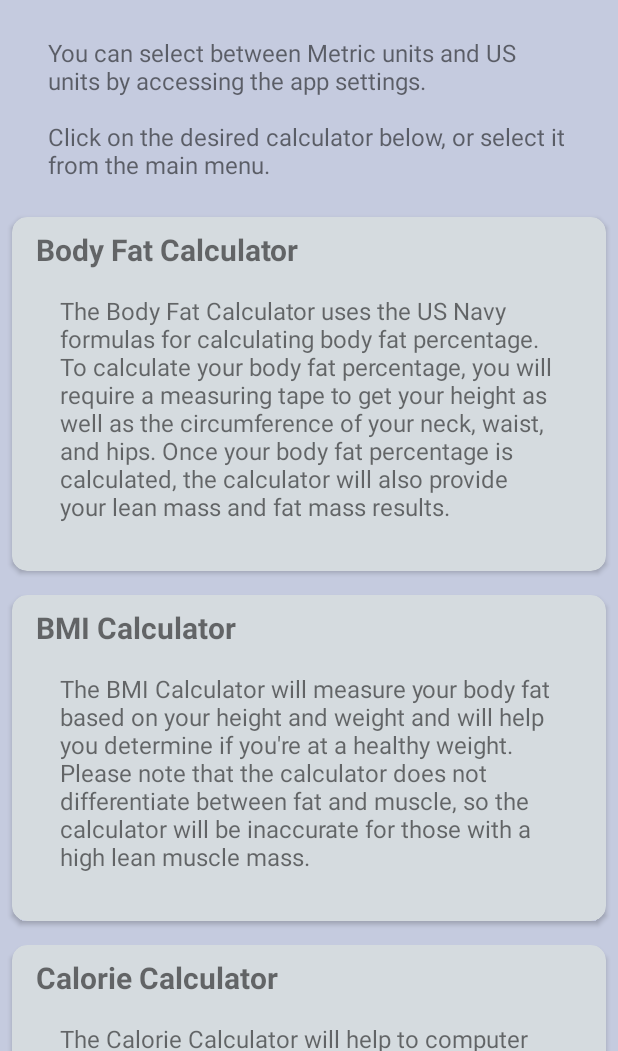
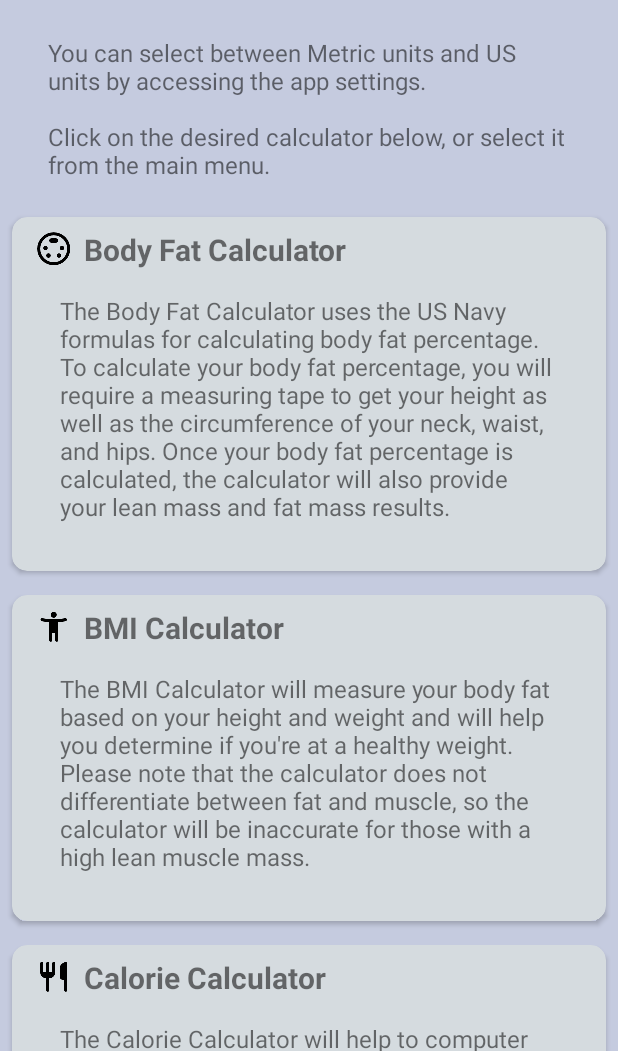
Before and after one commit to rmoli082/FitnessApp, an Android app: the screen it shows after launch (MainActivity), on a phone screen of 412 x 824 dp, the part 185-1236 px from its top. Run offline under Robolectric (Android 15) with nearby library versions, the phone set to English and light mode, and no system bars.

Commit message:
Added icons to main screen card blurbs and corrected back button press behaviour

```diff
--- a/app/build.gradle
+++ b/app/build.gradle
@@ -8,7 +8,7 @@ android {
         minSdkVersion 19
         targetSdkVersion 29
         versionCode 3
-        versionName "1.1.1"
+        versionName "2.0"
         testInstrumentationRunner "androidx.test.runner.AndroidJUnitRunner"
         javaCompileOptions {
             annotationProcessorOptions {
--- a/app/src/main/res/layout/fragment_main.xml
+++ b/app/src/main/res/layout/fragment_main.xml
@@ -32,7 +32,9 @@
                 <TextView
                     style="@style/FillerHeader"
                     android:layout_marginTop="8dp"
-                    android:text="@string/bodyfat_calc" />
+                    android:text="@string/bodyfat_calc"
+                    android:drawableStart="@drawable/baseline_settings_input_svideo_black_24"
+                    android:drawablePadding="8dp"/>
 
                 <TextView
                     style="@style/FillerText"
@@ -54,7 +56,9 @@
                 <TextView
                     style="@style/FillerHeader"
                     android:layout_marginTop="8dp"
-                    android:text="@string/body_index_calc" />
+                    android:text="@string/body_index_calc"
+                    android:drawableStart="@drawable/round_accessibility_new_black_24"
+                    android:drawablePadding="8dp"/>
 
                 <TextView
                     style="@style/FillerText"
@@ -76,7 +80,9 @@
                 <TextView
                     style="@style/FillerHeader"
                     android:layout_marginTop="8dp"
-                    android:text="@string/calorie_calc" />
+                    android:text="@string/calorie_calc"
+                    android:drawableStart="@drawable/round_restaurant_black_24"
+                    android:drawablePadding="8dp"/>
 
                 <TextView
                     style="@style/FillerText"
@@ -98,7 +104,9 @@
                 <TextView
                     style="@style/FillerHeader"
                     android:layout_marginTop="8dp"
-                    android:text="@string/macro_calc" />
+                    android:text="@string/macro_calc"
+                    android:drawableStart="@drawable/round_donut_small_black_24"
+                    android:drawablePadding="8dp" />
 
                 <TextView
                     style="@style/FillerText"
@@ -120,7 +128,9 @@
                 <TextView
                     style="@style/FillerHeader"
                     android:layout_marginTop="8dp"
-                    android:text="@string/repmax_calc" />
+                    android:text="@string/repmax_calc"
+                    android:drawableStart="@drawable/baseline_fitness_center_black_24"
+                    android:drawablePadding="8dp"/>
 
                 <TextView
                     style="@style/FillerText"
@@ -130,6 +140,30 @@
 
         </androidx.cardview.widget.CardView>
 
+        <androidx.cardview.widget.CardView
+            android:id="@+id/measurements_select"
+            style="@style/MainCard" >
+
+            <LinearLayout
+                android:layout_width="match_parent"
+                android:layout_height="wrap_content"
+                android:orientation="vertical">
+
+                <TextView
+                    style="@style/FillerHeader"
+                    android:layout_marginTop="8dp"
+                    android:text="@string/measurements"
+                    android:drawableStart="@drawable/baseline_straighten_black_24"
+                    android:drawablePadding="8dp"/>
+
+                <TextView
+                    style="@style/FillerText"
+                    android:text="@string/measurements_description" />
+
+            </LinearLayout>
+
+        </androidx.cardview.widget.CardView>
+
     </LinearLayout>
 
 </ScrollView>
--- a/app/src/main/res/values/strings.xml
+++ b/app/src/main/res/values/strings.xml
@@ -72,6 +72,7 @@
     <string name="calorie_description">The Calorie Calculator will help to computer your daily calorie needs based on your height, weight, age, and activity levels. Whether your goal is to gain muscle or lose fat, the Calorie Calculator will help you achieve those goals by providing an estimate of your daily caloric needs.</string>
     <string name="macro_description">The Macro Calculator will help you to compute the required amount of carbs, protein, and fat that you should intake daily based on your caloric and dietary needs. You can select a normal diet, a low fat diet, a low carb diet, and the Keto diet to target your macro splits.</string>
     <string name="onerm_description">The Rep Max Calculator will estimate a one repetition maximum for a particular lift derived from the amount of reps and weight you lift. Using the one rep max, the calculator will also determine a 2, 3, 5 and 10 repetition max for your lift.</string>
+    <string name="measurements_description">The Measurements tab will allow you to store your body measurements so you can keep track of your body\'s changes as you progress. The tracker will store the circumference of various body parts, your weight, and your body fat percentage.</string>
     <string name="settings_description">You can select between Metric units and US units by accessing the app settings.\n\nClick on the desired calculator below, or select it from the main menu. </string>
     <string name="lbs">lbs</string>
     <string name="kg">kg</string>
@@ -93,6 +94,7 @@
     <string name="repmax_5rm">Five Rep Max:</string>
     <string name="repmax_10rm">Ten Rep Max:</string>
     <string name="add_measurement">Add Measurements</string>
+    <string name="measurements">Measurements</string>
     <string name="saved">Measurements saved</string>
     <string name="not_saved">Measurements not saved</string>
     <string name="add_neck">Neck</string>
--- a/build.gradle
+++ b/build.gradle
@@ -7,7 +7,7 @@ buildscript {
 
     }
     dependencies {
-        classpath 'com.android.tools.build:gradle:3.6.2'
+        classpath 'com.android.tools.build:gradle:3.6.3'
 
         // NOTE: Do not place your application dependencies here; they belong
         // in the individual module build.gradle files
```
Also changed, not shown: app/src/main/java/com/morashstudios/fitnessapp/MainActivity.java (+6 -6 lines), app/src/main/java/com/morashstudios/fitnessapp/MainScreenFragment.java (+17 -7 lines), app/src/main/res/layout/activity_measurements.xml (+9 -2 lines), 1 other file.
